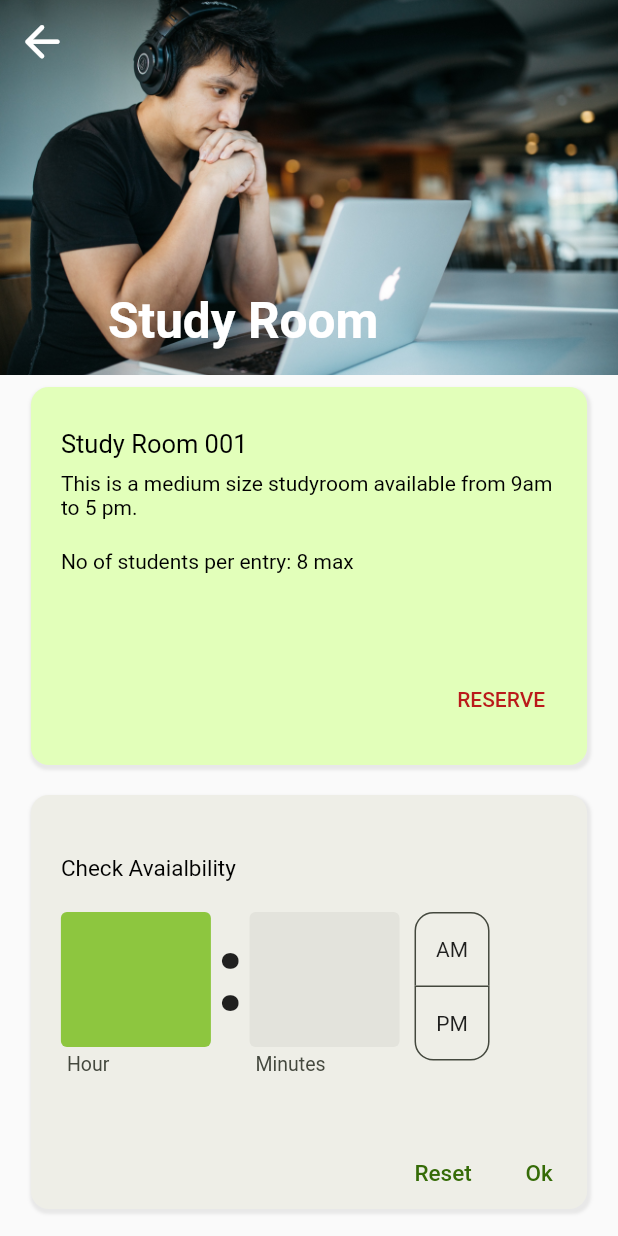
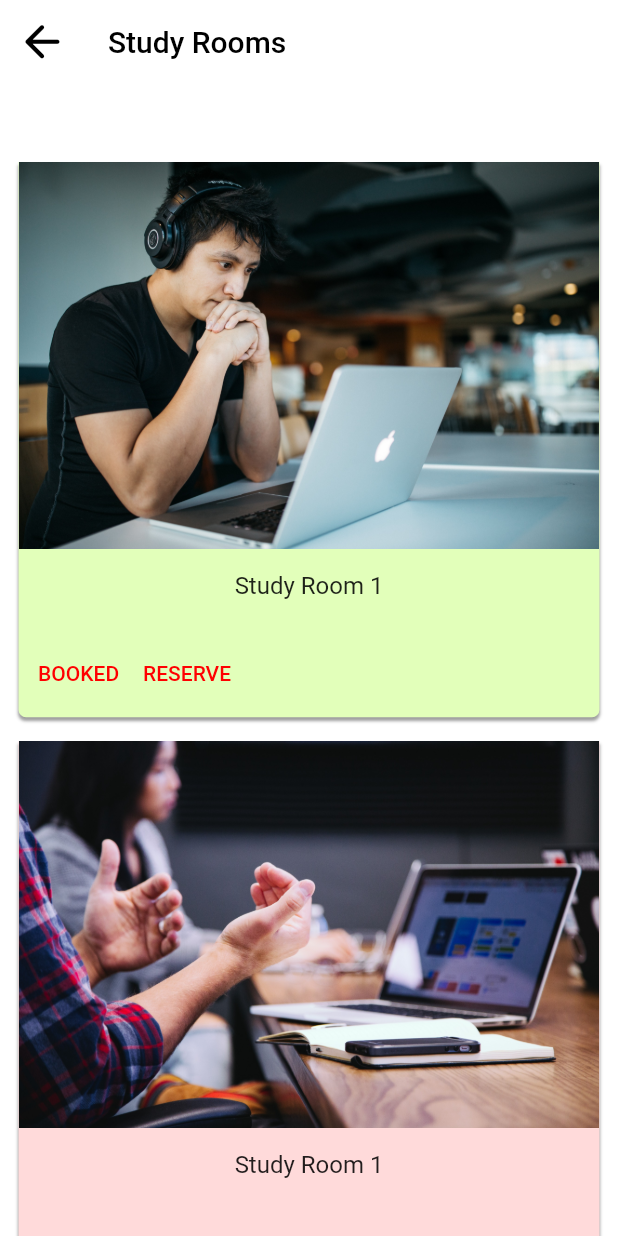
Before and after one commit to demeshFernando/NLIB_NSBM_Library_Assistant, a Flutter app: the screen it shows after launch, on a phone screen of 412 x 824 dp. Run offline on Flutter 3.47's test engine with Material 2 defaults, Android fonts, the light colour scheme and no system bars; our stand-ins replace google_fonts, hexcolor, wakelock.

Commit message:
StudyHome
v0.9

```diff
--- a/lib/main.dart
+++ b/lib/main.dart
@@ -1,6 +1,7 @@
 import 'package:flutter/material.dart';
-import 'package:study_room/pages/study_home.dart';
+import 'package:study_room/pages/study_Home.dart';
 import 'package:wakelock/wakelock.dart';
+import 'package:flutter/cupertino.dart';
 
 void main() {
   runApp(const MyApp());
@@ -18,7 +19,7 @@ class _MyAppState extends State<MyApp> {
   @override
   Widget build(BuildContext context) {
     Wakelock.enable();
-    return const MaterialApp(
+    return MaterialApp(
 
       debugShowCheckedModeBanner: false,
       home: studyHome(),
--- a/lib/pages/study_home.dart
+++ b/lib/pages/study_home.dart
@@ -1,10 +1,9 @@
+import 'package:flutter/cupertino.dart';
 import 'package:flutter/material.dart';
-import 'package:flutter/cupertino.dart';
 import 'package:google_fonts/google_fonts.dart';
-import 'package:study_room/util/fonts.dart';
-import 'package:study_room/util/textfields.dart';
+import 'package:hexcolor/hexcolor.dart';
+import 'package:hexcolor/hexcolor.dart';
 import 'package:wakelock/wakelock.dart';
-import 'package:hexcolor/hexcolor.dart';
 
 class studyHome extends StatefulWidget {
   const studyHome({super.key});
@@ -14,101 +13,218 @@ class studyHome extends StatefulWidget {
 }
 
 class _studyHomeState extends State<studyHome> {
-  TextEditingController _hourcontroller = TextEditingController();
-  TextEditingController _minutecontroller = TextEditingController();
-  List<bool> _selections = List.generate(2, (index) => false);
-  bool isAM = true; //**  AM/PM button , if AM selected this is true  **//
   @override
   Widget build(BuildContext context) {
     Wakelock.enable();
+
     return Scaffold(
+      backgroundColor: CupertinoColors.systemBackground,
       body: CustomScrollView(
         slivers: [
            SliverAppBar(
+            title: Text('Study Rooms',style: GoogleFonts.roboto(fontSize: 20,color: Colors.black),),
+            backgroundColor: CupertinoColors.systemBackground,
             leading: const Icon(
               Icons.arrow_back_rounded,
               size: 35,
-              color: CupertinoColors.white,
+              color: CupertinoColors.black,
             ),
-            expandedHeight: 250,
-            flexibleSpace: FlexibleSpaceBar(
-              centerTitle: false,
-              title: const fontAppbar(
-                text: 'Study Room',
-                color: CupertinoColors.white,
-              ),
-              background: Image.asset(
-                'assets/hometop.png',
-                fit: BoxFit.cover,
-                opacity: const AlwaysStoppedAnimation(1),
-              ),
-            ),
-            elevation: 2,
-            backgroundColor: Colors.transparent,
+            expandedHeight: 100,
              snap: false,
-            floating: true,
-            pinned: true,
+             pinned: false,
+             floating: false,
           ),
           SliverToBoxAdapter(
             child: Stack(
+              alignment: Alignment.center,
               children: <Widget>[
+                Column(
+                  // alignment: Alignment.center,
+                  children: [
                     Padding(
                       padding: const EdgeInsets.all(8.0),
                       child: Container(
-                    width: double.infinity,
+                        decoration: BoxDecoration(
+                          borderRadius: const BorderRadius.only(
+                            bottomLeft: Radius.circular(5),
+                            bottomRight: Radius.circular(5),
+                          ),
+                          color: HexColor('#E2FFBA'),
+                          boxShadow: [
+                            const BoxShadow(
+                              blurRadius: 1,
+                              color: Colors.grey,
+                              offset: Offset(0,2),
+                            ),
+                          ],
+                        ),
+                        width: MediaQuery.of(context).size.width * 0.94,
+                        // height: 500,
                         child: Column(
                           children: [
-                        //Study Room Card
-                        Container(
-                          padding: const EdgeInsets.all(20),
-                          // alignment: Alignment.topLeft,
-                          decoration: BoxDecoration(
-                              color: HexColor("#E2FFBA"),
-                              borderRadius: BorderRadius.circular(12),
-                              boxShadow: [
-                                BoxShadow(
-                                    color: Colors.grey.withOpacity(0.2),
-                                    spreadRadius: 1,
-                                    blurRadius: 1,
-                                    offset: const Offset(1, 2))
-                              ]),
-                          // height: MediaQuery.of(context).size.height * 2,
-                          width: MediaQuery.of(context).size.width * 0.9,
-                          child: Column(
-                            mainAxisAlignment: MainAxisAlignment.start,
-                            crossAxisAlignment: CrossAxisAlignment.start,
+                            Image.asset('assets/hometop.jpg'),
+                            const SizedBox(
+                              height: 15,
+                            ),
+                            Text(
+                              'Study Room 1',
+                              style: GoogleFonts.roboto(fontSize: 16),
+                            ),
+                            const SizedBox(
+                              height: 25,
+                            ),
+                            Row(
                               children: [
                                 const SizedBox(
-                                height: 8,
+                                  width: 5,
                                 ),
-                              const cardHead(
-                                text: 'Study Room 001',
+                                TextButton(
+                                    onPressed: () {},
+                                    child: Text(
+                                      /*get availability here  ---> temp text*/ 'BOOKED',
+                                      style: GoogleFonts.roboto(
+                                          fontSize: 14,
+                                          color: HexColor('#FF0000')),
+                                    )),
+                                TextButton(
+                                    onPressed: () {},
+                                    child: Text(
+                                      /*get availability here  ---> temp text*/ 'RESERVE',
+                                      style: GoogleFonts.roboto(
+                                          fontSize: 14,
+                                          color: HexColor('#FF0000')),
+                                    ))
+                              ],
                             ),
                             const SizedBox(
-                                height: 8,
+                              height: 5,
+                            )
+                          ],
                         ),
-                              const cardContent(
-                                  text:
-                                      'This is a medium size studyroom available from 9am to 5 pm.'),
+                      ),
+                    ),
+                    Padding(
+                      padding: const EdgeInsets.all(8.0),
+                      child: Container(
+                        decoration: BoxDecoration(
+                            borderRadius: const BorderRadius.only(
+                            bottomLeft: Radius.circular(5),
+                            bottomRight: Radius.circular(5),
+                          ),
+                          color: HexColor('#FFDADA'),
+                          boxShadow: [
+                            const BoxShadow(
+                              blurRadius: 1,
+                              color: Colors.grey,
+                              offset: Offset(0,2),
+                            ),
+                          ],
+                        ),
+                        width: MediaQuery.of(context).size.width * 0.94,
+
+                        // height: 500,
+                        child: Column(
+                          children: [
+                            Image.asset('assets/studyroom2.jpg'),
                             const SizedBox(
-                                height: 20,
+                              height: 15,
                             ),
-                              const cardContent(
-                                  text: 'No of students per entry: 8 max'),
+                            Text(
+                              'Study Room 1',
+                              style: GoogleFonts.roboto(fontSize: 16),
+                            ),
                             const SizedBox(
-                                height: 60,
+                              height: 25,
                             ),
                             Row(
-                                mainAxisAlignment: MainAxisAlignment.end,
                               children: [
+                                const SizedBox(
+                                  width: 5,
+                                ),
                                 TextButton(
-                                    onPressed: () {
-                                      // RESERVE text button function //
-                                    },
+                                    onPressed: () {},
                                     child: Text(
-                                      'RESERVE',
+                                      /*get availability here  ---> temp text*/ 'BOOKED',
                                       style: GoogleFonts.roboto(
-                                        color: HexColor('#BA1A1A'),
+                                          fontSize: 14,
+                                          color: HexColor('#FF0000')),
+                                    )),
+                                TextButton(
+                                    onPressed: () {},
+                                    child: Text(
+                                      /*get availability here  ---> temp text*/ 'RESERVE',
+                                      style: GoogleFonts.roboto(
+                                          fontSize: 14,
+                                          color: HexColor('#FF0000')),
+                                    ))
+                              ],
+                            ),
+                            const SizedBox(
+                              height: 5,
+                            )
+                          ],
+                        ),
+                      ),
+                    ),
+                    Padding(
+                      padding: const EdgeInsets.all(8.0),
+                      child: Container(
+                        decoration: BoxDecoration(
+                          borderRadius: const BorderRadius.only(
+                            bottomLeft: Radius.circular(5),
+                            bottomRight: Radius.circular(5),
+                          ),
+                          color: HexColor('#E2D0F9'),
+                          boxShadow: [
+                            const BoxShadow(
+                              blurRadius: 1,
+                              color: Colors.grey,
+                              offset: Offset(0,2),
+                            ),
+                          ],
+                        ),
+                        width: MediaQuery.of(context).size.width * 0.94,
+                        // height: 500,
+                        child: Column(
+                          children: [
+                            Image.asset('assets/studyroom3.jpg'),
+                            const SizedBox(
+                              height: 15,
+                            ),
+                            Text(
+                              'Study Room 1',
+                              style: GoogleFonts.roboto(fontSize: 16),
+                            ),
+                            const SizedBox(
+                              height: 25,
+                            ),
+                            Row(
+                              children: [
+                                const SizedBox(
+                                  width: 5,
+                                ),
+                                TextButton(
+                                    onPressed: () {},
+                                    child: Text(
+                                      /*get availability here  ---> temp text*/ 'BOOKED',
+                                      style: GoogleFonts.roboto(
+                                          fontSize: 14,
+                                          color: HexColor('#FF0000')),
+                                    )),
+                                TextButton(
+                                    onPressed: () {},
+                                    child: Text(
+                                      /*get availability here  ---> temp text*/ 'RESERVE',
+                                      style: GoogleFonts.roboto(
+                                          fontSize: 14,
+                                          color: HexColor('#FF0000')),
+                                    ))
+                              ],
+                            ),
+                            const SizedBox(
+                              height: 5,
+                            )
+                          ],
                         ),
                       ),
                     ),
@@ -116,174 +232,9 @@ class _studyHomeState extends State<studyHome> {
                 )
               ],
             ),
-                        ),
-
-                        //Check Availability Card
-                        const SizedBox(height: 20),
-                        Container(
-                          width: MediaQuery.of(context).size.width * 0.9,
-                          // height: MediaQuery.of(context).size.width * 0.9,
-                          decoration: BoxDecoration(
-                            color: HexColor('#EEEEE7'),
-                            borderRadius: BorderRadius.circular(12),
-                            boxShadow: [
-                              BoxShadow(
-                                color: Colors.grey.withOpacity(0.2),
-                                spreadRadius: 1,
-                                blurRadius: 1,
-                                offset: const Offset(1, 2),
-                              )
-                            ],
-                          ),
-                          child: Padding(
-                            padding: const EdgeInsets.only(left: 20, top: 40),
-                            child: Column(
-                              mainAxisAlignment: MainAxisAlignment.start,
-                              crossAxisAlignment: CrossAxisAlignment.start,
-                              children: [
-                                const cardHead2(text: 'Check Avaialbility'),
-                                const SizedBox(
-                                  height: 20,
-                                ),
-                                Row(
-                                  crossAxisAlignment: CrossAxisAlignment.start,
-                                  children: [
-                                    timeField(
-                                      controller: _hourcontroller,
-                                      style: const TextStyle(
-                                          height: 1, fontSize: 50),
-                                      unit: 'Hour ',
-                                      hexfill: '#8DC63F',
-                                      hexborderfocus: '#356B07',
-                                    ),
-                                    const SizedBox(
-                                      width: 3,
-                                    ),
-                                    const Padding(
-                                      padding: EdgeInsets.only(top: 0),
-                                      child: Text(
-                                        ':',
-                                        style: TextStyle(
-                                            fontSize: 70,
-                                            fontWeight: FontWeight.bold),
-                                      ),
-                                    ),
-                                    const SizedBox(
-                                      width: 3,
-                                    ),
-                                    timeField(
-                                      controller: _minutecontroller,
-                                      style: const TextStyle(
-                                          height: 1, fontSize: 50),
-                                      unit: 'Minutes ',
-                                      hexfill: '#E3E3DC',
-                                      hexborderfocus: '#1A1C18',
-                                    ),
-                                    const SizedBox(
-                                      width: 10,
-                                    ),
-                                    Container(
-                                      alignment: Alignment.center,
-                                      child: Column(
-                                        children: [
-                                          ToggleButtons(
-                                            isSelected: _selections,
-                                            onPressed: (int index) {
-                                              setState(() {
-                                                for (int buttonIndex = 0;
-                                                    buttonIndex <
-                                                        _selections.length;
-                                                    buttonIndex++) {
-                                                  if (buttonIndex == index) {
-                                                    _selections[buttonIndex] =
-                                                        true;
-                                                    if (index == 0) {
-                                                      isAM = true;
-                                                    } else {
-                                                      isAM = false;
-                                                    }
-                                                  } else {
-                                                    _selections[buttonIndex] =
-                                                        false;
-                                                  }
-                                                }
-                                              });
-                                            },
-                                            fillColor: HexColor('#BBECEA'),
-                                            direction: Axis.vertical,
-                                            borderWidth: 1,
-                                            borderColor: HexColor('#44483E'),
-                                            borderRadius:
-                                                const BorderRadius.all(
-                                              Radius.circular(12),
-                                            ),
-                                            children: const [
-                                              Text('AM'),
-                                              Text('PM')
-                                            ],
-                                          )
-                                        ],
-                                      ),
-                                    )
-                                  ],
-                                ),
-                                Row(
-                                  mainAxisAlignment: MainAxisAlignment.end,
-                                  children: [
-                                    Row(
-                                      mainAxisAlignment:
-                                          MainAxisAlignment.spaceBetween,
-                                      children: [
-                                        TextButton(
-                                            onPressed: () {
-
-                                              // ** Reset textbutton function **//
-
-
-                                            },
-                                            child: Text(
-                                              'Reset',
-                                              style: GoogleFonts.roboto(
-                                                  color: HexColor('#356B07'),
-                                                  fontSize: 15),
-                                            )),TextButton(
-                                            onPressed: () {
-
-                                              // ** Reset textbutton function **//
-
-
-                                            },
-                                            child: Text(
-                                              'Ok',
-                                              style: GoogleFonts.roboto(
-                                                  color: HexColor('#356B07'),
-                                                  fontSize: 15),
-                                            )),
-
-                                      ],
-                                    )
-                                  ],
-                                )
-                              ],
-                            ),
-                          ),
-                        )
-                      ],
-                    ),
-                  ),
-                ),
-              ],
-            ),
           )
         ],
       ),
     );
   }
-
-  @override
-  void dispose() {
-    _hourcontroller.dispose();
-    _minutecontroller.dispose();
-    super.dispose();
 }
-}
--- a/lib/temp.dart
+++ b/lib/temp.dart
@@ -23,7 +23,7 @@ Container(
     children: [
       Padding(
         padding: EdgeInsets.all(8.0),
-        child: Image(image: AssetImage('assets/hometop.png')),
+        child: Image(image: AssetImage('assets/hometop.jpg')),
       )
     ],
   ),
```
Also changed, not shown: lib/pages/study_room_1.dart (added, +289 -0 lines), assets/hometop.jpg (added), assets/hometop.png (deleted), assets/studyroom2.jpg (added), assets/studyroom3.jpg (added), 1 other file. Lines whose indentation alone changed are shown as unchanged.
